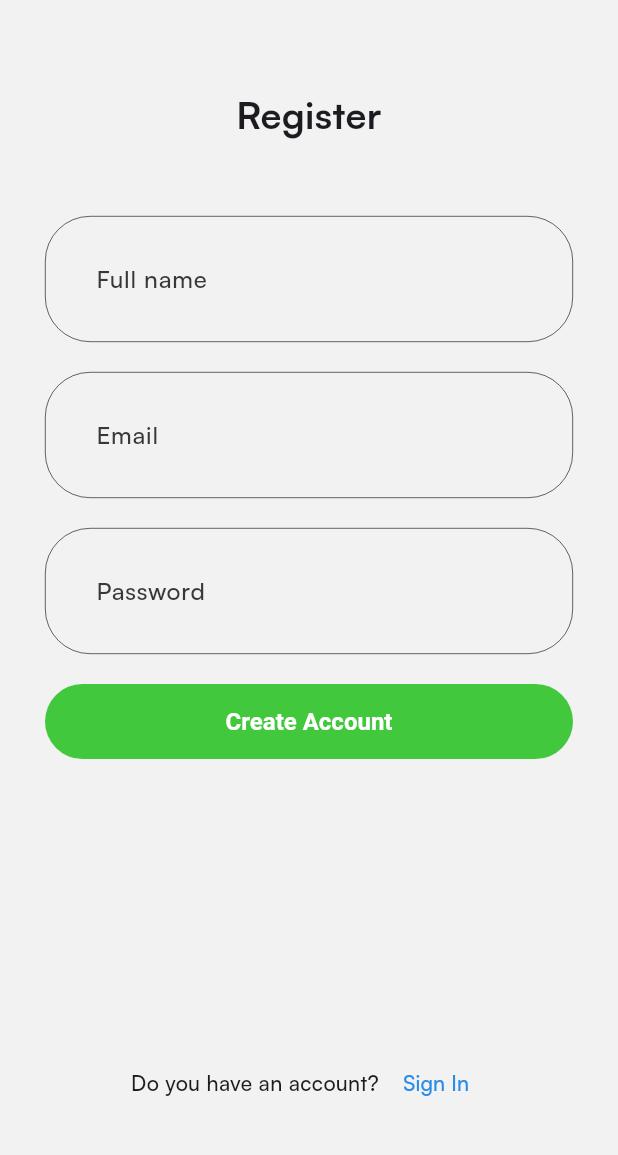
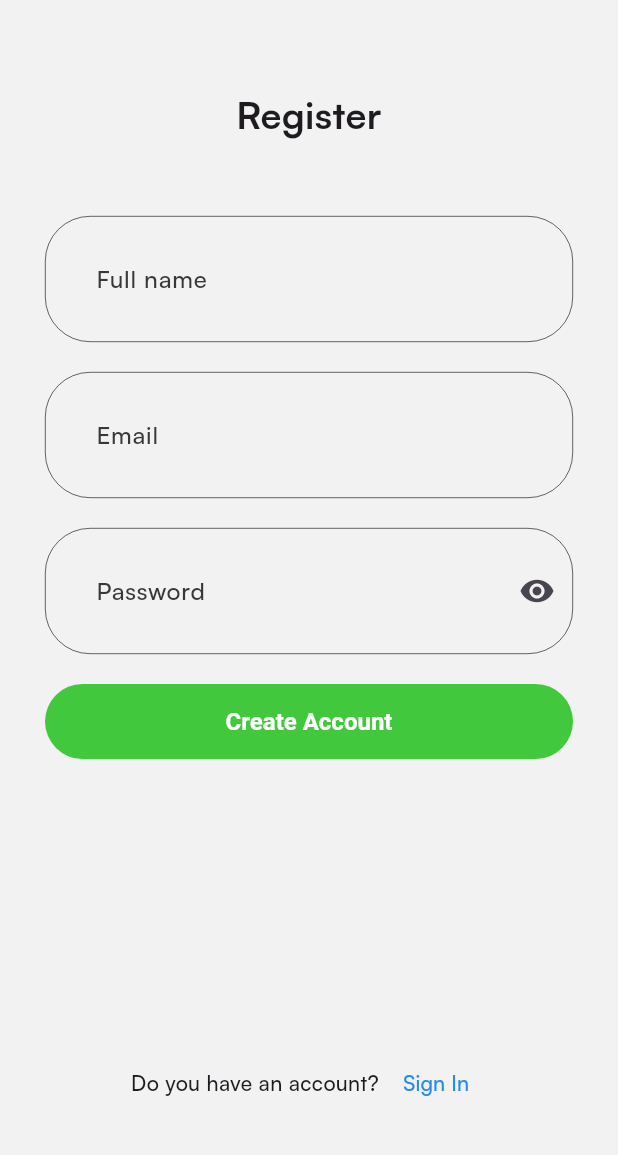
Before and after one commit to sourabhappdev/spotify_clone_flutter, a Flutter app: the SignupPage screen opened directly, on a phone screen of 412 x 824 dp, the part 72-1227 px from its top. Run offline on Flutter 3.47's test engine with Material 3 defaults, Android fonts, the phone set to English and light mode, and no system bars; our stand-ins replace appwrite, bloc, bot_toast, cached_network_image, equatable, file_picker and 10 more; accounts and stored records are empty.

Commit message:
[Add] obscure feature in common textfield

```diff
--- a/lib/common/widgets/text_field/common_text_field.dart
+++ b/lib/common/widgets/text_field/common_text_field.dart
@@ -1,18 +1,44 @@
 import 'package:flutter/material.dart';
 
-class CommonTextField extends StatelessWidget {
-  const CommonTextField(
-      {super.key, required this.controller, required this.hintText});
+class CommonTextField extends StatefulWidget {
+  const CommonTextField({
+    super.key,
+    required this.controller,
+    required this.hintText,
+    this.isPassword = false,
+  });
 
   final TextEditingController controller;
   final String hintText;
+  final bool isPassword;
+
+  @override
+  State<CommonTextField> createState() => _CommonTextFieldState();
+}
+
+class _CommonTextFieldState extends State<CommonTextField> {
+  bool isObscure = true;
 
   @override
   Widget build(BuildContext context) {
-    return TextField(
-      controller: controller,
-      decoration: InputDecoration(hintText: hintText)
-          .applyDefaults(Theme.of(context).inputDecorationTheme),
+    return TextFormField(
+      controller: widget.controller,
+      obscureText: widget.isPassword ? isObscure : false,
+      decoration: InputDecoration(
+        hintText: widget.hintText,
+        suffixIcon: widget.isPassword
+            ? GestureDetector(
+                onTap: () {
+                  setState(() {
+                    isObscure = !isObscure;
+                  });
+                },
+                child: Icon(
+                  isObscure ? Icons.visibility : Icons.visibility_off,
+                ),
+              )
+            : null,
+      ).applyDefaults(Theme.of(context).inputDecorationTheme),
     );
   }
 }
--- a/lib/core/modules/auth/pages/signin.dart
+++ b/lib/core/modules/auth/pages/signin.dart
@@ -84,6 +84,7 @@ class _SignInPageState extends State<SignInPage> {
               CommonTextField(
                 controller: _password,
                 hintText: 'Password',
+                isPassword: true,
               ),
               const SizedBox(
                 height: 20,
--- a/lib/core/modules/auth/pages/signup.dart
+++ b/lib/core/modules/auth/pages/signup.dart
@@ -24,6 +24,7 @@ class _SignupPageState extends State<SignupPage> {
   final TextEditingController _fullName = TextEditingController();
   final TextEditingController _email = TextEditingController();
   final TextEditingController _password = TextEditingController();
+  final ValueNotifier<bool> isObscure = ValueNotifier(true);
 
   @override
   void initState() {
@@ -91,6 +92,7 @@ class _SignupPageState extends State<SignupPage> {
               CommonTextField(
                 controller: _password,
                 hintText: 'Password',
+                isPassword: true,
               ),
               const SizedBox(
                 height: 20,
```
